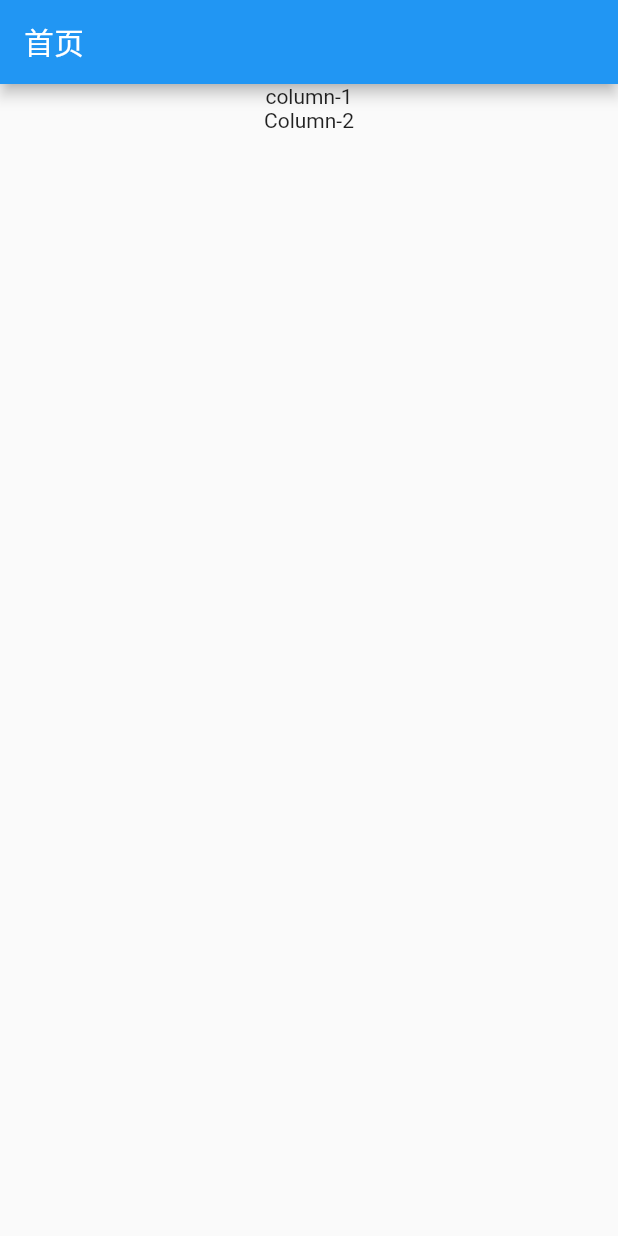
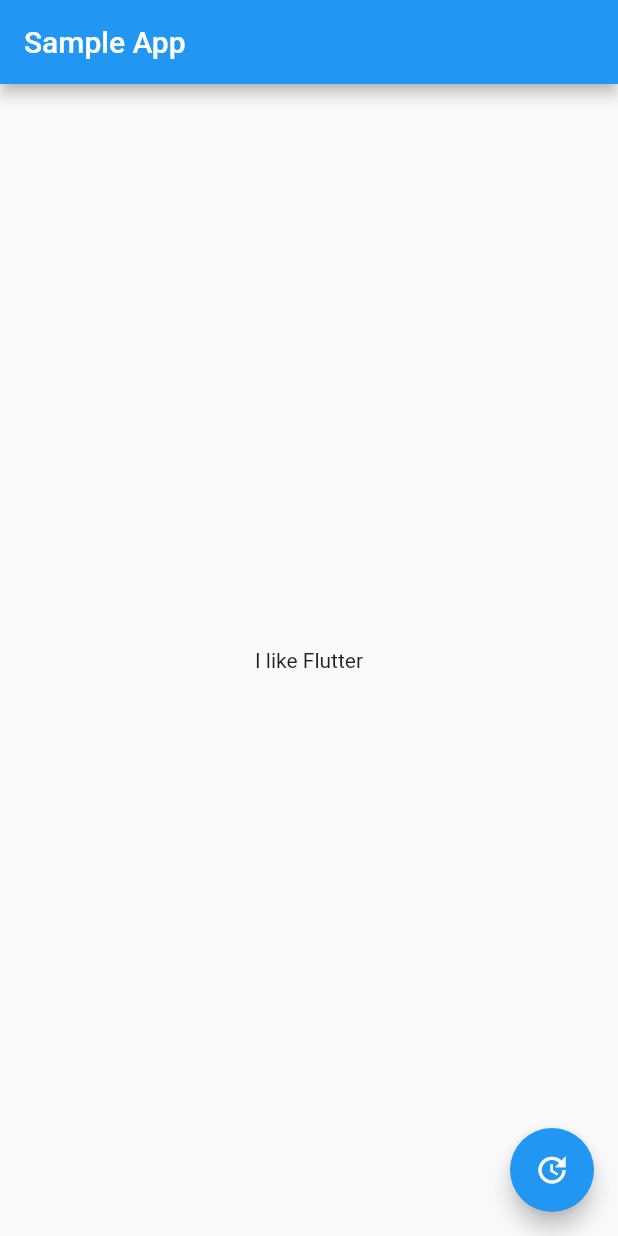
Before and after one commit to NullUsera/flutter_sample, a Flutter app: the screen it shows after launch, on a phone screen of 412 x 824 dp. Run offline on Flutter 3.47's test engine with Material 2 defaults, Android fonts, the phone set to English and light mode, and no system bars.

Commit message:
stl stf快捷生成模板

```diff
--- a/lib/main.dart
+++ b/lib/main.dart
@@ -1,42 +1,51 @@
 import 'package:flutter/material.dart';
 
-void main() => runApp(MyApp());
+void main() {
+  runApp(SampleApp());
+}
 
-class MyApp extends StatelessWidget {
+//快捷键stl+回车键快速生成模板代码
+class SampleApp extends StatelessWidget {
+  //this widget is the root of application
   @override
   Widget build(BuildContext context) {
-    //MaterialApp是Material库中提供的Flutter APP框架，通过它可以设置APP的名称、
-    //主题、语言、首页及路由列表等
-    return new MaterialApp(
-      //APP名称
-      title: "flutter demo",
-      //主题颜色
-      theme: new ThemeData(primarySwatch: Colors.blue),
-      //APP首页路由
-      home: new HomePage(),
+    return MaterialApp(
+      title: 'Sample App',
+      home: SampleAppPage(),
     );
   }
 }
 
-//APP的首页，StatefulWidget表示有状态的组件，这些状态在Widget生命周期中是可变的
-class HomePage extends StatefulWidget {
+//快捷键stf+回车键快速生成模板代码
+class SampleAppPage extends StatefulWidget {
   @override
-  State<StatefulWidget> createState() {
-    return new HomePageState();
-  }
+  _SampleAppPageState createState() => _SampleAppPageState();
 }
 
-class HomePageState extends State<HomePage> {
+class _SampleAppPageState extends State<SampleAppPage> {
+  //default placeholder text
+  String textToShow = 'I like Flutter';
+  bool isDefault = true;
+
+  void _updateText() {
+    setState(() {
+      textToShow = isDefault ? 'I like Flutter' : 'Flutter is Awesome!';
+      isDefault = !isDefault;
+    });
+  }
+
   @override
   Widget build(BuildContext context) {
-    return new Scaffold(
+    return Scaffold(
       appBar: AppBar(
-        title: Text("首页"),
+        title: Text('Sample App'),
       ),
-      body: new Center(
-        child: Column(
-          children: [Text("column-1"), Text("Column-2")],
-        ),
+      body: Center(
+        child: Text(textToShow),
+      ),
+      floatingActionButton: FloatingActionButton(
+        onPressed: _updateText,
+        child: Icon(Icons.update),
       ),
     );
   }
```
Also changed, not shown: 1 other file.
